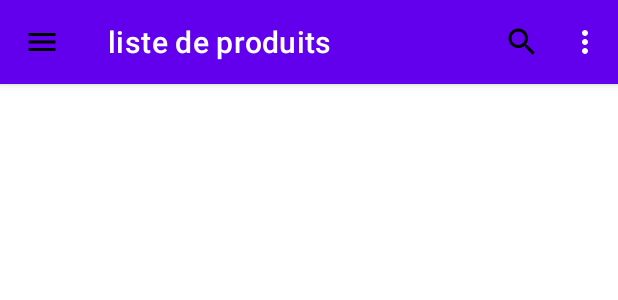
After one commit to ibraben87/app_de_destrubition, an Android app: the layout activity_list_de_produits.xml on its own in the app's theme, with its tools: preview values and no code run, on a phone screen of 412 x 824 dp. The commit adds this screen. Shown: the top 300 px of the screen. Run offline under Robolectric (Android 15) with nearby library versions, the phone set to English and light mode, and no system bars.

Commit message:
host web

```diff
--- a/app/src/main/AndroidManifest.xml
+++ b/app/src/main/AndroidManifest.xml
@@ -12,6 +12,9 @@
         android:roundIcon="@mipmap/ic_launcher_round"
         android:supportsRtl="true"
         android:theme="@style/Theme.AppDeDestrubition">
+        <activity
+            android:name=".List_de_produits"
+            android:exported="false" />
         <activity
             android:name=".new_acount"
             android:exported="false" />
--- /dev/null
+++ b/app/src/main/res/drawable/more_icon.xml
@@ -0,0 +1,7 @@
+<vector android:height="24dp" android:tint="#000000"
+    android:viewportHeight="24" android:viewportWidth="24"
+    android:width="24dp" xmlns:android="http://schemas.android.com/apk/res/android">
+    <path android:fillColor="@android:color/white" android:pathData="M3,18h18v-2L3,16v2zM3,13h18v-2L3,11v2zM3,6v2h18L21,6L3,6z"/>
+
+
+</vector>
--- /dev/null
+++ b/app/src/main/res/drawable/serch_icon.xml
@@ -0,0 +1,5 @@
+<vector android:height="24dp" android:tint="#000000"
+    android:viewportHeight="24" android:viewportWidth="24"
+    android:width="24dp" xmlns:android="http://schemas.android.com/apk/res/android">
+    <path android:fillColor="@android:color/white" android:pathData="M15.5,14h-0.79l-0.28,-0.27C15.41,12.59 16,11.11 16,9.5 16,5.91 13.09,3 9.5,3S3,5.91 3,9.5 5.91,16 9.5,16c1.61,0 3.09,-0.59 4.23,-1.57l0.27,0.28v0.79l5,4.99L20.49,19l-4.99,-5zM9.5,14C7.01,14 5,11.99 5,9.5S7.01,5 9.5,5 14,7.01 14,9.5 11.99,14 9.5,14z"/>
+</vector>
--- /dev/null
+++ b/app/src/main/res/layout/activity_list_de_produits.xml
@@ -0,0 +1,36 @@
+<?xml version="1.0" encoding="utf-8"?>
+<androidx.constraintlayout.widget.ConstraintLayout xmlns:android="http://schemas.android.com/apk/res/android"
+    xmlns:app="http://schemas.android.com/apk/res-auto"
+    xmlns:tools="http://schemas.android.com/tools"
+    android:layout_width="match_parent"
+    android:layout_height="match_parent"
+    tools:context=".List_de_produits">
+
+    <com.google.android.material.appbar.AppBarLayout
+        android:id="@+id/top"
+        app:layout_constraintTop_toTopOf="parent"
+        app:layout_constraintStart_toStartOf="parent"
+        app:layout_constraintEnd_toEndOf="parent"
+        android:layout_width="match_parent"
+        android:layout_height="wrap_content">
+
+        <com.google.android.material.appbar.MaterialToolbar
+            android:id="@+id/topAppBar"
+            android:layout_width="match_parent"
+            android:layout_height="?attr/actionBarSize"
+            app:title="liste de produits"
+            app:menu="@menu/top_bar"
+            app:navigationIcon="@drawable/more_icon"
+            style="@style/Widget.MaterialComponents.Toolbar.Primary"
+            />
+
+    </com.google.android.material.appbar.AppBarLayout>
+
+    <androidx.recyclerview.widget.RecyclerView
+        android:layout_width="match_parent"
+        android:layout_height="match_parent"
+        app:layout_constraintTop_toBottomOf="@+id/top"
+        app:layout_constraintStart_toStartOf="parent"/>
+
+
+</androidx.constraintlayout.widget.ConstraintLayout>
--- a/app/src/main/res/layout/activity_societe.xml
+++ b/app/src/main/res/layout/activity_societe.xml
@@ -5,6 +5,7 @@
     android:layout_width="match_parent"
     android:layout_height="match_parent"
     tools:context=".societe">
+
 
 <Button
     android:id="@+id/cosulter_commande"
--- /dev/null
+++ b/app/src/main/res/menu/top_bar.xml
@@ -0,0 +1,17 @@
+<?xml version="1.0" encoding="utf-8"?>
+<menu xmlns:android="http://schemas.android.com/apk/res/android"
+    xmlns:app="http://schemas.android.com/apk/res-auto">
+    <item
+        android:id="@+id/search"
+        android:icon="@drawable/serch_icon"
+        android:title="search"
+        android:contentDescription="content_description_search"
+        app:showAsAction="ifRoom" />
+
+    <item
+        android:id="@+id/more"
+        android:title="more"
+        android:icon="@drawable/more_icon"
+        android:contentDescription="content_description_more"
+        app:showAsAction="never" />
+</menu>
```
Also changed, not shown: app/src/main/java/com/example/appdedestrubition/List_de_produits.kt (added, +34 -0 lines), app/src/main/res/layout/item_produit.xml (added, +27 -0 lines), app/src/main/res/menu/soiciete_menu.xml (added, +17 -0 lines), app/src/main/res/values/types.xml (added, +10 -0 lines).
